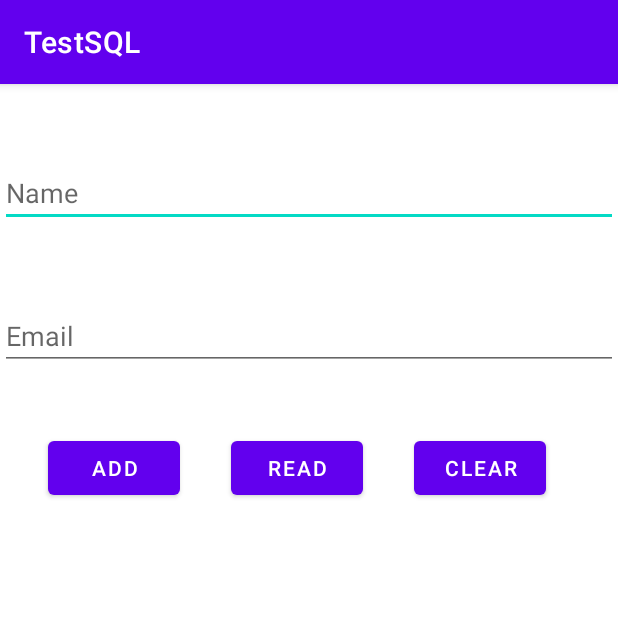
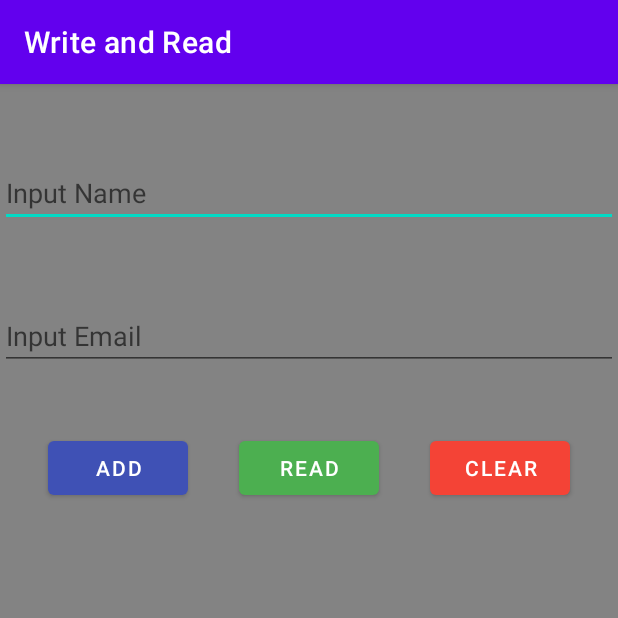
Before and after one commit to zorinivanand/TestSql, an Android app: the screen it shows after launch (MainActivity), on a phone screen of 412 x 824 dp, the top half of it. Run offline under Robolectric (Android 15) with nearby library versions, the phone set to English and light mode, and no system bars.

```diff
--- a/app/src/main/AndroidManifest.xml
+++ b/app/src/main/AndroidManifest.xml
@@ -9,8 +9,10 @@
         android:roundIcon="@mipmap/ic_launcher_round"
         android:supportsRtl="true"
         android:theme="@style/Theme.TestSQL">
-        <activity android:name=".ActivityResult" />
-        <activity android:name=".MainActivity">
+        <activity android:name=".ActivityResult"
+            android:label="@string/title"/>
+        <activity android:name=".MainActivity"
+            android:label="@string/title">
             <intent-filter>
                 <action android:name="android.intent.action.MAIN" />
 
--- a/app/src/main/res/layout/activity_main.xml
+++ b/app/src/main/res/layout/activity_main.xml
@@ -1,8 +1,9 @@
 <?xml version="1.0" encoding="utf-8"?>
-<LinearLayout
-    xmlns:android="http://schemas.android.com/apk/res/android"
+<LinearLayout xmlns:android="http://schemas.android.com/apk/res/android"
+    xmlns:app="http://schemas.android.com/apk/res-auto"
     android:layout_width="fill_parent"
     android:layout_height="fill_parent"
+    android:background="#838383"
     android:orientation="vertical">
 
     <EditText
@@ -10,7 +11,9 @@
         android:layout_width="match_parent"
         android:layout_height="wrap_content"
         android:layout_marginTop="50dp"
-        android:hint="Name">
+        android:hint="@string/name"
+        android:inputType="text"
+        android:shadowColor="#FF0000">
 
     </EditText>
 
@@ -19,45 +22,54 @@
         android:layout_width="match_parent"
         android:layout_height="wrap_content"
         android:layout_marginTop="50dp"
-        android:hint="Email">
+        android:hint="@string/email"
+        android:inputType="text"
+        android:shadowColor="#FF0000">
 
     </EditText>
 
     <LinearLayout
         android:layout_width="match_parent"
-        android:layout_height="wrap_content">
+        android:layout_height="214dp">
+
         <Button
             android:id="@+id/buttonAdd"
-        android:layout_width="wrap_content"
+            android:layout_width="0dp"
             android:layout_height="wrap_content"
             android:layout_marginStart="32dp"
             android:layout_marginLeft="32dp"
             android:layout_marginTop="41dp"
-        android:text="ADD">
+            android:layout_weight="1"
+            android:text="@string/add"
+            app:backgroundTint="#3F51B5">
 
         </Button>
 
         <Button
             android:id="@+id/buttonRead"
-        android:layout_width="wrap_content"
+            android:layout_width="0dp"
             android:layout_height="wrap_content"
             android:layout_marginStart="34dp"
             android:layout_marginLeft="34dp"
             android:layout_marginTop="41dp"
-        android:text="READ">
+            android:layout_weight="1"
+            android:text="@string/read"
+            app:backgroundTint="#4CAF50">
 
         </Button>
 
         <Button
             android:id="@+id/buttonClear"
-        android:layout_width="wrap_content"
+            android:layout_width="0dp"
             android:layout_height="wrap_content"
             android:layout_marginStart="34dp"
             android:layout_marginLeft="34dp"
             android:layout_marginTop="41dp"
             android:layout_marginEnd="32dp"
             android:layout_marginRight="32dp"
-        android:text="CLEAR">
+            android:layout_weight="1"
+            android:text="@string/clear"
+            app:backgroundTint="#F44336">
 
         </Button>
 
--- a/app/src/main/res/layout/activity_result.xml
+++ b/app/src/main/res/layout/activity_result.xml
@@ -1,10 +1,13 @@
 <?xml version="1.0" encoding="utf-8"?>
 <ScrollView xmlns:android="http://schemas.android.com/apk/res/android"
-    android:layout_width="match_parent" android:layout_height="match_parent">
+    android:layout_width="match_parent"
+    android:layout_height="match_parent"
+    android:background="#90BD92">
 
     <TextView
         android:id="@+id/textView"
         android:layout_width="match_parent"
         android:layout_height="wrap_content"
-        android:text="TextView" />
+        android:text="TextView"
+        android:textSize="24sp" />
 </ScrollView>
--- a/app/src/main/res/values/strings.xml
+++ b/app/src/main/res/values/strings.xml
@@ -3,4 +3,12 @@
     <string name="result">
 
     </string>
+    <string name="title">Write and Read</string>
+    <string name="read">READ</string>
+    <string name="add">ADD</string>
+    <string name="clear">CLEAR</string>
+    <string name="name">Input Name</string>
+    <string name="email">Input Email</string>
+
+
 </resources>
```
Lines whose indentation alone changed are shown as unchanged.
